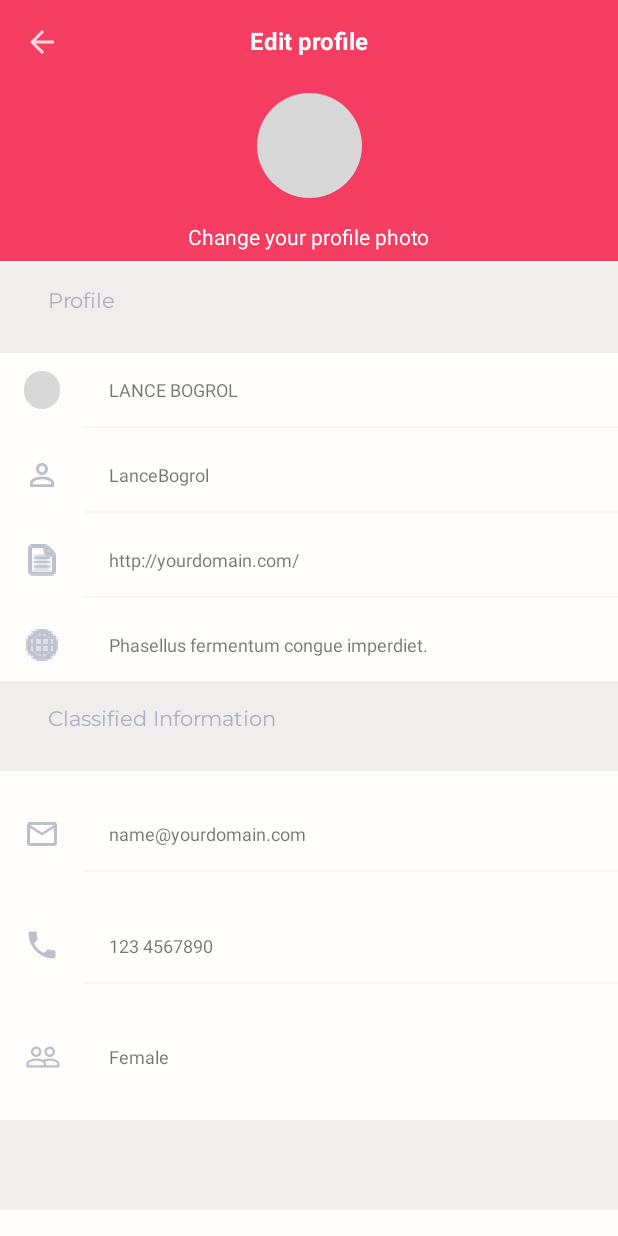
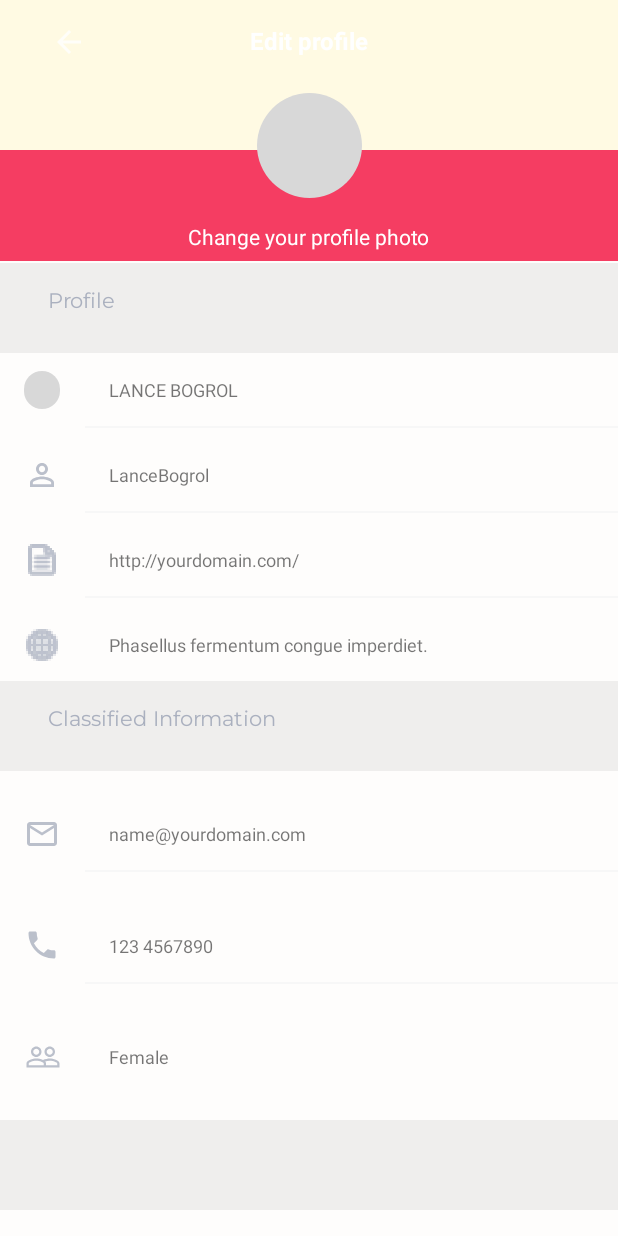
Before and after one commit to TasneemKh/editProfile, an Android app: the layout activity_main.xml on its own in the app's theme, with its tools: preview values and no code run, on a phone screen of 412 x 824 dp. Run offline under Robolectric (Android 15) with nearby library versions, the phone set to English and light mode, and no system bars.

Commit message:
"editing "

```diff
--- a/app/src/main/res/layout/activity_main.xml
+++ b/app/src/main/res/layout/activity_main.xml
@@ -14,6 +14,14 @@
         android:background="#F53D62"
         app:layout_constraintStart_toStartOf="parent"
         app:layout_constraintTop_toTopOf="parent" />
+
+    <LinearLayout
+        android:layout_width="match_parent"
+        android:layout_height="100dp"
+        android:background="#FFFAE3"
+        android:orientation="vertical"
+        tools:layout_editor_absoluteX="1dp"
+        tools:layout_editor_absoluteY="88dp"></LinearLayout>
 
     <ImageView
         android:id="@+id/imageView3"
@@ -361,6 +369,8 @@
         android:layout_marginStart="16dp"
         android:layout_marginLeft="16dp"
         android:layout_marginTop="16dp"
+        app:layout_constraintEnd_toStartOf="@+id/textView14"
+        app:layout_constraintHorizontal_bias="0.17"
         app:layout_constraintStart_toStartOf="@+id/view"
         app:layout_constraintTop_toTopOf="@+id/view"
         app:srcCompat="@drawable/ic_action_name" />
--- a/app/src/main/res/values/styles.xml
+++ b/app/src/main/res/values/styles.xml
@@ -1,7 +1,7 @@
 <resources>
 
     <!-- Base application theme. -->
-    <style name="AppTheme" parent="Theme.AppCompat.Light.DarkActionBar">
+    <style name="AppTheme" parent="Theme.AppCompat.Light.NoActionBar">
         <!-- Customize your theme here. -->
         <item name="colorPrimary">@color/colorPrimary</item>
         <item name="colorPrimaryDark">@color/colorPrimaryDark</item>
--- a/build.gradle
+++ b/build.gradle
@@ -7,7 +7,7 @@ buildscript {
 
     }
     dependencies {
-        classpath 'com.android.tools.build:gradle:3.5.1'
+        classpath 'com.android.tools.build:gradle:3.5.3'
 
         // NOTE: Do not place your application dependencies here; they belong
         // in the individual module build.gradle files
```
